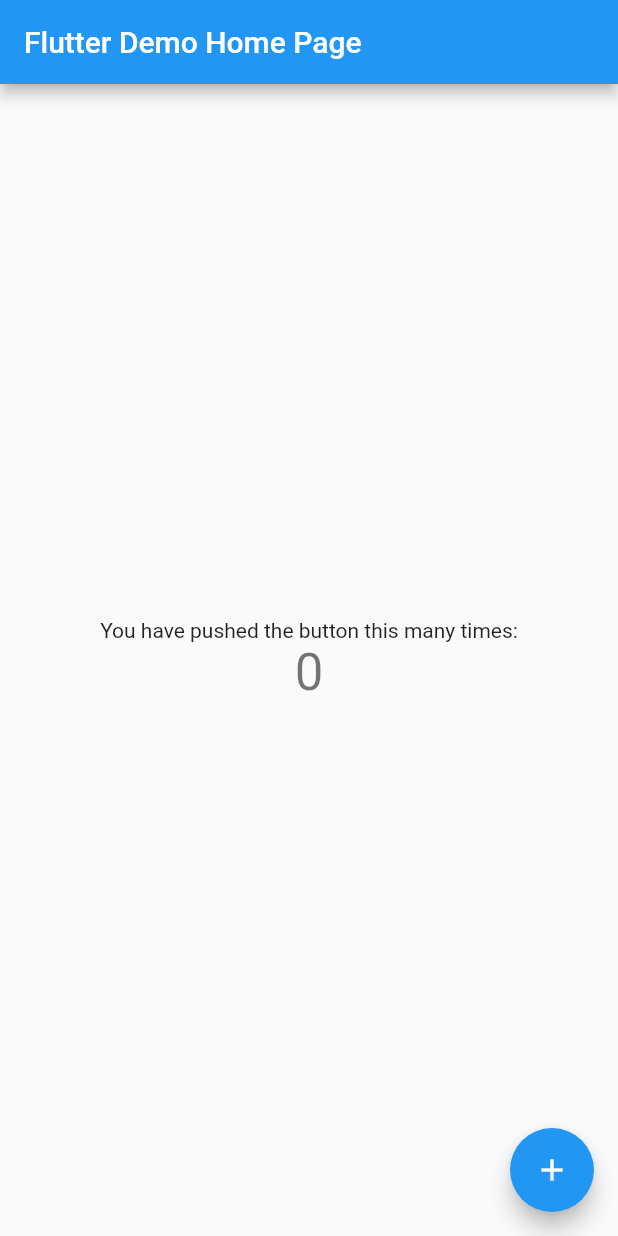
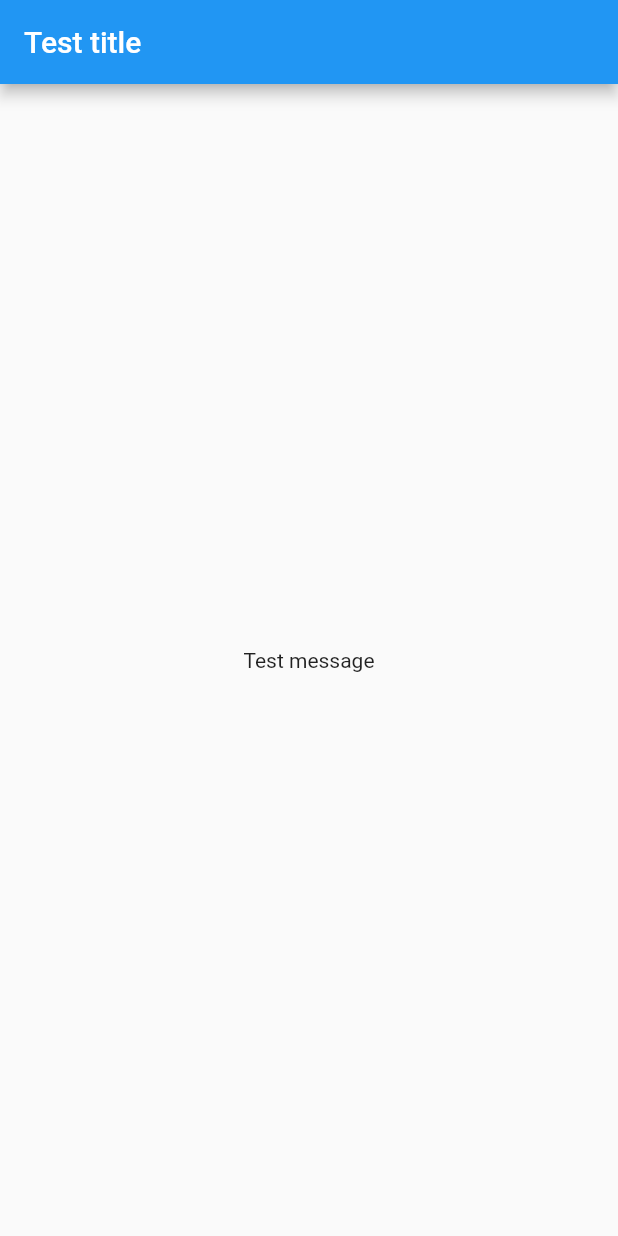
Before and after one commit to Rahul-Vijay/loca-flutter-app, a Flutter app: the screen it shows after launch, on a phone screen of 412 x 824 dp. Run offline on Flutter 3.47's test engine with Material 2 defaults, Android fonts, the phone set to English and light mode, and no system bars.

Commit message:
initial setup

```diff
--- a/lib/main.dart
+++ b/lib/main.dart
@@ -1,111 +1,17 @@
 import 'package:flutter/material.dart';
 
-void main() => runApp(MyApp());
+import 'package:loca/screens/main_page.dart';
 
-class MyApp extends StatelessWidget {
-  // This widget is the root of your application.
+void main() => runApp(LocaApp());
+
+class LocaApp extends StatefulWidget {
+  @override
+  _LocaAppState createState() => _LocaAppState();
+}
+
+class _LocaAppState extends State<LocaApp> {
   @override
   Widget build(BuildContext context) {
-    return MaterialApp(
-      title: 'Flutter Demo',
-      theme: ThemeData(
-        // This is the theme of your application.
-        //
-        // Try running your application with "flutter run". You'll see the
-        // application has a blue toolbar. Then, without quitting the app, try
-        // changing the primarySwatch below to Colors.green and then invoke
-        // "hot reload" (press "r" in the console where you ran "flutter run",
-        // or simply save your changes to "hot reload" in a Flutter IDE).
-        // Notice that the counter didn't reset back to zero; the application
-        // is not restarted.
-        primarySwatch: Colors.blue,
-      ),
-      home: MyHomePage(title: 'Flutter Demo Home Page'),
-    );
+    return MainPage(title: 'Test title', message: 'Test message');
   }
 }
-
-class MyHomePage extends StatefulWidget {
-  MyHomePage({Key key, this.title}) : super(key: key);
-
-  // This widget is the home page of your application. It is stateful, meaning
-  // that it has a State object (defined below) that contains fields that affect
-  // how it looks.
-
-  // This class is the configuration for the state. It holds the values (in this
-  // case the title) provided by the parent (in this case the App widget) and
-  // used by the build method of the State. Fields in a Widget subclass are
-  // always marked "final".
-
-  final String title;
-
-  @override
-  _MyHomePageState createState() => _MyHomePageState();
-}
-
-class _MyHomePageState extends State<MyHomePage> {
-  int _counter = 0;
-
-  void _incrementCounter() {
-    setState(() {
-      // This call to setState tells the Flutter framework that something has
-      // changed in this State, which causes it to rerun the build method below
-      // so that the display can reflect the updated values. If we changed
-      // _counter without calling setState(), then the build method would not be
-      // called again, and so nothing would appear to happen.
-      _counter++;
-    });
-  }
-
-  @override
-  Widget build(BuildContext context) {
-    // This method is rerun every time setState is called, for instance as done
-    // by the _incrementCounter method above.
-    //
-    // The Flutter framework has been optimized to make rerunning build methods
-    // fast, so that you can just rebuild anything that needs updating rather
-    // than having to individually change instances of widgets.
-    return Scaffold(
-      appBar: AppBar(
-        // Here we take the value from the MyHomePage object that was created by
-        // the App.build method, and use it to set our appbar title.
-        title: Text(widget.title),
-      ),
-      body: Center(
-        // Center is a layout widget. It takes a single child and positions it
-        // in the middle of the parent.
-        child: Column(
-          // Column is also a layout widget. It takes a list of children and
-          // arranges them vertically. By default, it sizes itself to fit its
-          // children horizontally, and tries to be as tall as its parent.
-          //
-          // Invoke "debug painting" (press "p" in the console, choose the
-          // "Toggle Debug Paint" action from the Flutter Inspector in Android
-          // Studio, or the "Toggle Debug Paint" command in Visual Studio Code)
-          // to see the wireframe for each widget.
-          //
-          // Column has various properties to control how it sizes itself and
-          // how it positions its children. Here we use mainAxisAlignment to
-          // center the children vertically; the main axis here is the vertical
-          // axis because Columns are vertical (the cross axis would be
-          // horizontal).
-          mainAxisAlignment: MainAxisAlignment.center,
-          children: <Widget>[
-            Text(
-              'You have pushed the button this many times:',
-            ),
-            Text(
-              '$_counter',
-              style: Theme.of(context).textTheme.display1,
-            ),
-          ],
-        ),
-      ),
-      floatingActionButton: FloatingActionButton(
-        onPressed: _incrementCounter,
-        tooltip: 'Increment',
-        child: Icon(Icons.add),
-      ), // This trailing comma makes auto-formatting nicer for build methods.
-    );
-  }
-}
--- /dev/null
+++ b/lib/screens/main_page.dart
@@ -0,0 +1,23 @@
+import 'package:flutter/material.dart';
+
+class MainPage extends StatelessWidget {
+  final String title;
+  final String message;
+
+  const MainPage({Key key, @required this.title, @required this.message})
+      : super(key: key);
+
+  @override
+  Widget build(BuildContext context) {
+    return MaterialApp(
+      home: Scaffold(
+        appBar: AppBar(
+          title: Text(title),
+        ),
+        body: Center(
+          child: Text(message),
+        ),
+      ),
+    );
+  }
+}
```
Also changed, not shown: 2 other files.
